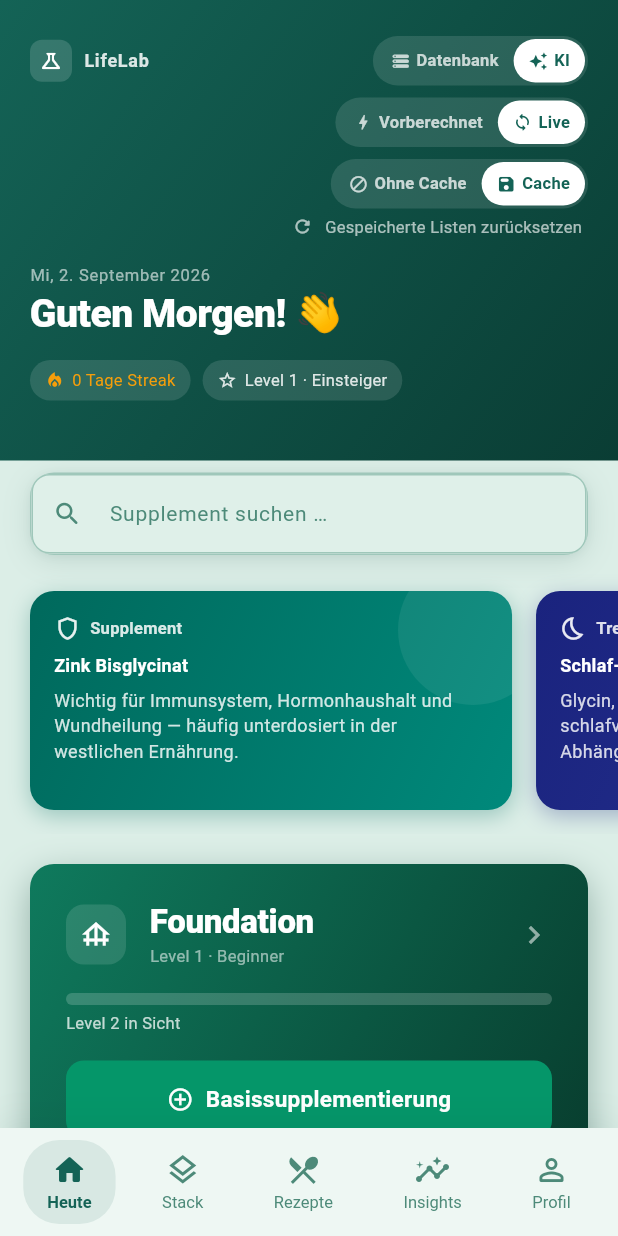
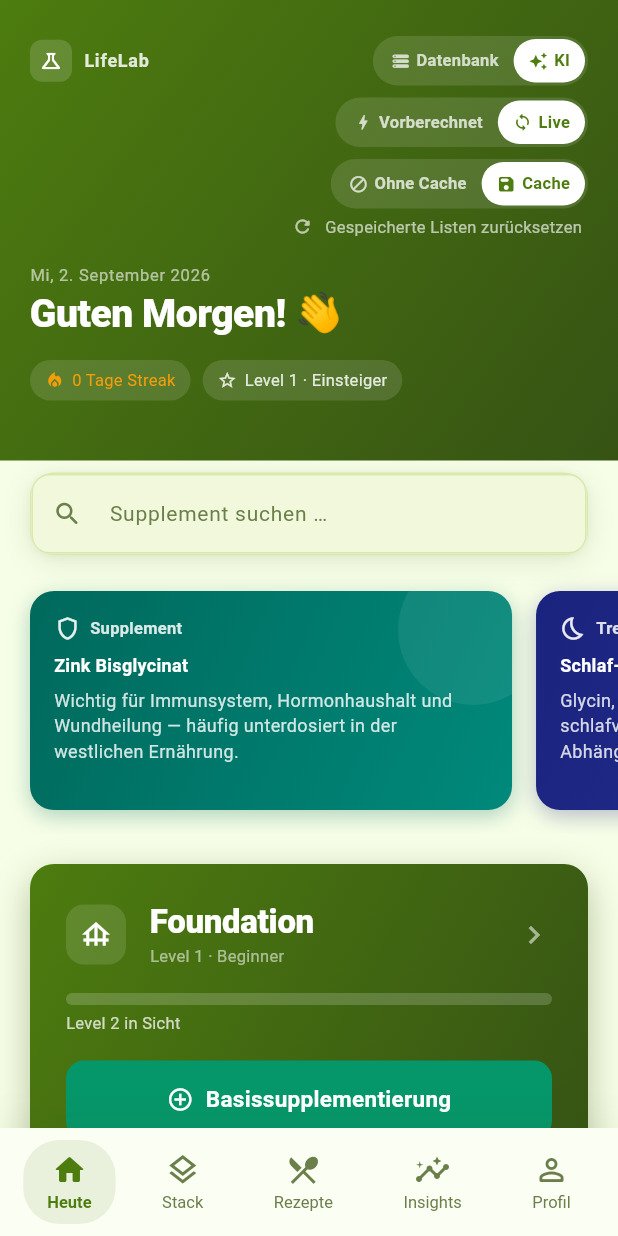
Before and after one commit to JonasArnold77/Stack-Sense, a Flutter app: the HeuteScreen screen opened by its route, on a phone screen of 412 x 824 dp. Run offline on Flutter 3.47's test engine with Material 3 defaults, Android fonts, the phone set to English and light mode, and no system bars; our stand-ins replace audioplayers, flutter_dotenv, flutter_riverpod, go_router, shared_preferences; missing offline and left inert: amplify_auth_cognito, amplify_flutter, health; accounts and stored records are empty.

Commit message:
Rebrand to Lime Green, add level-up flash to the celebration overlay
Replaced the teal-forest palette with a proper Lime Green system based
on the Tailwind lime scale (primary/light/dark, accent, backgrounds,
borders, text, panel tints) - everything routes through AppColors so
the whole app picks it up. Evidence traffic-light colors and XP medal
colors stay untouched as before (semantic, independent of brand color).

Foundation tile color now matches the lime brand directly; Optimization
shifted to a warm amber/gold instead of its previous olive-green, since
two shades of the same lime would no longer read as distinct once the
whole app is lime-branded - amber also fits its "Elite" achievement
framing better.

LevelUpOverlay's celebration cards are now driven by a real
AnimationController (via a new stateful _AnimatedCelebrationCard)
instead of a plain TweenAnimationBuilder, so they can detect the exact
moment the count-up animation crosses into a new level and trigger a
brief white flash (via LevelCard's new overlayOpacity, layered inside
the same clipped/scaled Stack so it doesn't get cropped) - a quick
"Aufblitzen" right as the level number changes, not just a smooth bar
fill.

The "no matter where you navigate from" requirement was already
satisfied by the existing lastShownLevelsProvider design (it diffs
against the live foundationOptimizationProvider value regardless of
navigation path) - verified, no change needed there.

Co-Authored-By: Claude Sonnet 5 <noreply@anthropic.com>

```diff
--- a/lib/core/theme/app_colors.dart
+++ b/lib/core/theme/app_colors.dart
@@ -3,31 +3,31 @@ import 'package:flutter/material.dart';
 class AppColors {
   AppColors._();
 
-  // ── Primärfarben ── tiefes Teal-Grün, das App-Markenfarbe
-  static const Color primary      = Color(0xFF146356); // Teal-Forest
-  static const Color primaryLight = Color(0xFF1F8A75); // aufgehelltes Teal-Grün
-  static const Color primaryDark  = Color(0xFF0A3D34); // tiefstes Nacht-Grün
+  // ── Primärfarben ── Lime Green, die App-Markenfarbe
+  static const Color primary      = Color(0xFF4D7C0F); // Lime-700 — dunkel genug für weißen Text
+  static const Color primaryLight = Color(0xFF65A30D); // Lime-600
+  static const Color primaryDark  = Color(0xFF365314); // Lime-900 — tiefstes Oliv-Grün
 
-  // ── Akzentfarben ── funktioniert auf hellem Grün-Hintergrund
-  static const Color accent      = Color(0xFF2FAE8B); // frisches Signal-Grün
-  static const Color accentLight = Color(0xFFDCF3EC); // sehr helles Mint für Highlights
+  // ── Akzentfarben ── funktioniert auf hellem Lime-Hintergrund
+  static const Color accent      = Color(0xFF84CC16); // Lime-500 — kräftiges Signal-Lime
+  static const Color accentLight = Color(0xFFECFCCB); // Lime-100 — sehr helles Lime für Highlights
 
-  // ── Hintergrund ── gleicher Grün-Ton wie Panel, deutlich aufgehellt
-  static const Color background     = Color(0xFFDCEEE7); // helles Salbei-Mint
-  static const Color surface        = Color(0xFFEEF7F3); // Evidenz-Karten: leichtes Salbei
-  static const Color surfaceVariant = Color(0xFFDFF0E9); // sekundäre Flächen, etwas tiefer
+  // ── Hintergrund ── heller Lime-Ton
+  static const Color background     = Color(0xFFF7FEE7); // Lime-50
+  static const Color surface        = Color(0xFFFBFEF3); // fast weiß, leichter Lime-Schimmer
+  static const Color surfaceVariant = Color(0xFFF1F8DC); // sekundäre Flächen, etwas tiefer
 
-  // ── Rahmen & Trennlinien ── Grün-getönt
-  static const Color border  = Color(0xFF9FC7BA); // gedämpfte Salbei-Kontur
-  static const Color divider = Color(0xFFB8DCD0); // Salbei-Trennlinie
+  // ── Rahmen & Trennlinien ── Lime-getönt, gedämpft
+  static const Color border  = Color(0xFFD9E9AE);
+  static const Color divider = Color(0xFFE3EFC4);
 
-  // ── Textfarben ── Grün-Familie, gut lesbar auf hellem Grün-Hintergrund
-  static const Color textPrimary   = Color(0xFF0A3D34); // tiefstes Nacht-Grün
-  static const Color textSecondary = Color(0xFF1F5449); // gedämpftes Grün
-  static const Color textTertiary  = Color(0xFF4D8A79); // helles Grün-Grau
+  // ── Textfarben ── Lime-Familie, gut lesbar auf hellem Lime-Hintergrund
+  static const Color textPrimary   = Color(0xFF1F2E05); // sehr dunkles Oliv für Kontrast
+  static const Color textSecondary = Color(0xFF3F5212);
+  static const Color textTertiary  = Color(0xFF6B7F4A);
   static const Color textInverse   = Color(0xFFFFFFFF); // weiß auf dunklen Flächen
 
-  // ── Evidenzampel (semantisch — bewusst UNVERÄNDERT trotz Grün-Rebranding,
+  // ── Evidenzampel (semantisch — bewusst UNVERÄNDERT trotz Lime-Rebranding,
   // da grün/gelb/rot hier eine eigene, von der Markenfarbe unabhängige
   // Bedeutung tragen — Verwechslung mit der Markenfarbe wäre kontraproduktiv)
   static const Color evidenceGreen      = Color(0xFF059669);
@@ -44,45 +44,45 @@ class AppColors {
   static const Color success = Color(0xFF059669);
   static const Color warning = Color(0xFFD97706);
   static const Color error   = Color(0xFFDC2626);
-  static const Color info    = Color(0xFF2FAE8B);
+  static const Color info    = Color(0xFF84CC16);
 
   // ── Gamification (Medaillen-Metapher — bewusst unverändert)
   static const Color xpGold   = Color(0xFFF59E0B);
   static const Color xpSilver = Color(0xFF94A3B8);
   static const Color xpBronze = Color(0xFF92400E);
 
-  // ── Home-Screen-Panel-Töne — bewusst LEICHT unterschiedliche Grün-Nuancen
+  // ── Home-Screen-Panel-Töne — bewusst LEICHT unterschiedliche Lime-Nuancen
   // für Nachbar-Panels auf dem Heute-Screen, statt überall exakt derselbe
   // Flächenton (AppColors.surface). Alle nah beieinander (kein Kontrast-
   // Bruch), aber erkennbar different genug für optische Abwechslung.
-  static const Color panelTintMint    = Color(0xFFE6F5EF); // kühles Minz-Grün
-  static const Color panelTintSage    = Color(0xFFEAF2E4); // warmes Salbei-Grün
-  static const Color panelTintMoss    = Color(0xFFE3F0E9); // gedämpftes Moos-Grün
-  static const Color panelTintEmerald = Color(0xFFE0F2EA); // klares Smaragd-Grün
+  static const Color panelTintMint    = Color(0xFFEFFAE0);
+  static const Color panelTintSage    = Color(0xFFF2F8E0);
+  static const Color panelTintMoss    = Color(0xFFEFF6DB);
+  static const Color panelTintEmerald = Color(0xFFEBF7DC);
 
-  // ── Primär-Gradient ── Panel-Teal für Header & prominente Flächen
+  // ── Primär-Gradient ── Lime für Header & prominente Flächen
   static const LinearGradient primaryGradient = LinearGradient(
     begin: Alignment.topLeft,
     end: Alignment.bottomRight,
-    colors: [primary, primaryDark], // #146356 → #0A3D34
+    colors: [primary, primaryDark], // #4D7C0F → #365314
   );
 
   // ── Akzent-Gradient (für spezielle Cards / Highlights)
   static const LinearGradient accentGradient = LinearGradient(
     begin: Alignment.topLeft,
     end: Alignment.bottomRight,
-    colors: [accent, primaryDark], // #2FAE8B → #0A3D34
+    colors: [accent, primaryDark], // #84CC16 → #365314
   );
 
-  // ── Schatten ── Grün-getönter Schatten
+  // ── Schatten ── Lime-getönter Schatten
   static List<BoxShadow> get cardShadow => [
         BoxShadow(
-          color: const Color(0xFF0A3D34).withOpacity(0.12),
+          color: const Color(0xFF365314).withOpacity(0.12),
           blurRadius: 16,
           offset: const Offset(0, 4),
         ),
         BoxShadow(
-          color: const Color(0xFF0A3D34).withOpacity(0.05),
+          color: const Color(0xFF365314).withOpacity(0.05),
           blurRadius: 4,
           offset: const Offset(0, 1),
         ),
@@ -91,12 +91,12 @@ class AppColors {
   // ── Stärkerer Schatten für floating elements
   static List<BoxShadow> get elevatedShadow => [
         BoxShadow(
-          color: const Color(0xFF0A3D34).withOpacity(0.22),
+          color: const Color(0xFF365314).withOpacity(0.22),
           blurRadius: 24,
           offset: const Offset(0, 8),
         ),
         BoxShadow(
-          color: const Color(0xFF0A3D34).withOpacity(0.07),
+          color: const Color(0xFF365314).withOpacity(0.07),
           blurRadius: 6,
           offset: const Offset(0, 2),
         ),
--- a/lib/features/heute/presentation/widgets/foundation_optimization_levels.dart
+++ b/lib/features/heute/presentation/widgets/foundation_optimization_levels.dart
@@ -28,14 +28,14 @@ import 'optimization_detail_sheet.dart';
 class FoundationOptimizationLevels extends ConsumerWidget {
   const FoundationOptimizationLevels({super.key});
 
-  // Foundation: tiefes Teal-Grün (an die Markenfarbe angelehnt).
-  static const foundationColor = Color(0xFF0F7A5D);
-  static const foundationColorDark = Color(0xFF083D2E);
-  // Optimization: warmes Oliv-Grün — bleibt in der Grün-Familie, aber
-  // deutlich wärmer/gelber, damit beide Kacheln trotz gemeinsamer
-  // Grün-Markenfarbe klar unterscheidbar bleiben.
-  static const optimizationColor = Color(0xFF7C8A1E);
-  static const optimizationColorDark = Color(0xFF454E0F);
+  // Foundation: an die Lime-Markenfarbe angelehnt.
+  static const foundationColor = AppColors.primary;
+  static const foundationColorDark = AppColors.primaryDark;
+  // Optimization: warmes Bernstein/Gold statt Grün — bewusst NICHT Teil der
+  // Lime-Familie, damit beide Kacheln trotz gemeinsamer Markenfarbe klar
+  // unterscheidbar bleiben (passt zusätzlich zum "Elite"-Erfolgs-Thema).
+  static const optimizationColor = Color(0xFFB45309);
+  static const optimizationColorDark = Color(0xFF78350F);
 
   @override
   Widget build(BuildContext context, WidgetRef ref) {
@@ -151,6 +151,10 @@ class LevelCard extends StatelessWidget {
   final Widget? content;
   final Widget? footer;
   final double scale;
+  /// 0-1 — legt ein weißes "Aufblitzen" über die Karte, genutzt von
+  /// LevelUpOverlay bei einem tatsächlichen Levelaufstieg während der
+  /// Zähl-Animation. 0 = unsichtbar (Normalfall).
+  final double overlayOpacity;
 
   const LevelCard({
     super.key,
@@ -163,10 +167,12 @@ class LevelCard extends StatelessWidget {
     this.content,
     this.footer,
     this.scale = 1.0,
+    this.overlayOpacity = 0.0,
   });
 
   @override
   Widget build(BuildContext context) {
+    final radius = BorderRadius.circular(AppConstants.radiusM + 4);
     final card = Container(
       width: double.infinity,
       decoration: BoxDecoration(
@@ -175,7 +181,7 @@ class LevelCard extends StatelessWidget {
           end: Alignment.bottomRight,
           colors: [color, colorDark],
         ),
-        borderRadius: BorderRadius.circular(AppConstants.radiusM + 4),
+        borderRadius: radius,
         boxShadow: [
           BoxShadow(
             color: colorDark.withOpacity(0.35),
@@ -184,8 +190,13 @@ class LevelCard extends StatelessWidget {
           ),
         ],
       ),
-      padding: const EdgeInsets.all(AppConstants.spaceL),
-      child: Column(
+      child: ClipRRect(
+        borderRadius: radius,
+        child: Stack(
+          children: [
+            Padding(
+              padding: const EdgeInsets.all(AppConstants.spaceL),
+              child: Column(
         mainAxisSize: MainAxisSize.min,
         crossAxisAlignment: CrossAxisAlignment.start,
         children: [
@@ -251,6 +262,16 @@ class LevelCard extends StatelessWidget {
             footer!,
           ],
         ],
+              ),
+            ),
+            if (overlayOpacity > 0)
+              Positioned.fill(
+                child: IgnorePointer(
+                  child: Container(color: Colors.white.withOpacity(overlayOpacity)),
+                ),
+              ),
+          ],
+        ),
       ),
     );
 
```
Also changed, not shown: lib/features/heute/presentation/widgets/level_up_overlay.dart (+63 -11 lines).
